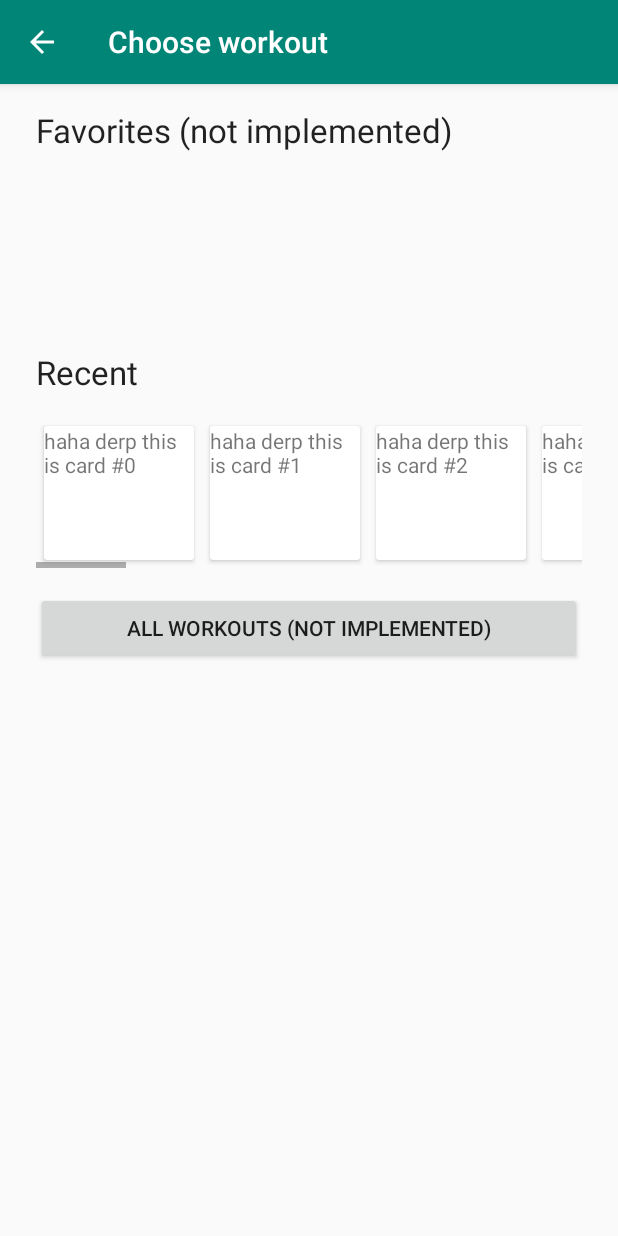
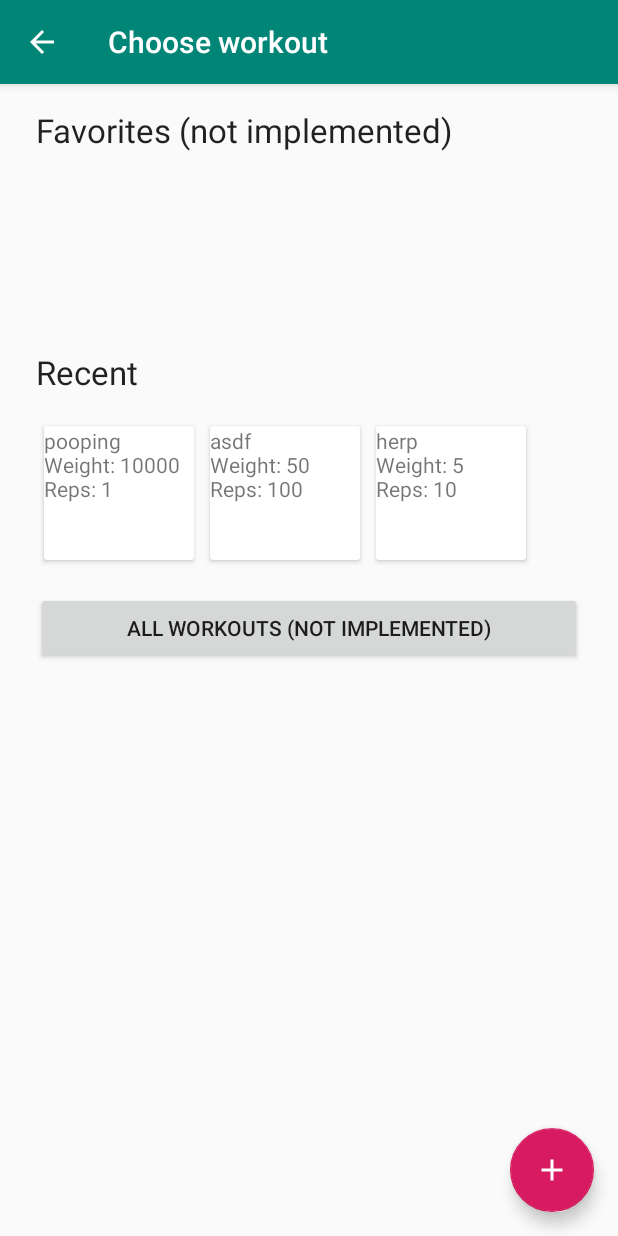
Before and after one commit to ecotner/gym-log, an Android app: the screen it shows after launch (ChooseWorkoutActivity), after a tap on "CHOOSE WORKOUT", on a phone screen of 412 x 824 dp. Run offline under Robolectric (Android 15) with nearby library versions, the phone set to English and light mode, and no system bars; our stand-ins replace Room's generated code.

Commit message:
added some functionality to sqlite database; made new edit workout activity

```diff
--- a/app/src/main/java/com/example/gymlog/activities/ChooseWorkoutActivity.java
+++ b/app/src/main/java/com/example/gymlog/activities/ChooseWorkoutActivity.java
@@ -2,50 +2,70 @@ package com.example.gymlog.activities;
 
 import android.app.Activity;
 import android.content.Context;
+import android.content.Intent;
 import android.graphics.drawable.Drawable;
 import android.os.Bundle;
+import android.util.Log;
 import android.view.LayoutInflater;
 import android.view.View;
 import android.view.ViewGroup;
 import android.view.WindowManager;
 import android.widget.HorizontalScrollView;
 import android.widget.LinearLayout;
-import android.widget.SpinnerAdapter;
 import android.widget.TextView;
 
-import androidx.annotation.Nullable;
 import androidx.appcompat.app.ActionBar;
 import androidx.appcompat.app.AppCompatActivity;
 import androidx.cardview.widget.CardView;
 
 import com.example.gymlog.R;
+import com.example.gymlog.db.Repository;
+import com.example.gymlog.db.entities.WorkoutActivityEntity;
+
+import java.util.List;
 
 public class ChooseWorkoutActivity extends AppCompatActivity {
+    private Repository db;
+    public List<WorkoutActivityEntity> recentActivities;
+    public List<WorkoutActivityEntity> favoriteActivities;
+
     @Override
     protected void onCreate(Bundle savedInstanceState) {
         super.onCreate(savedInstanceState);
         setUi();
-        LinearLayout parent = (LinearLayout) findViewById(R.id.recents_layout);
-        CardView card = null;
-        for (int i=0; i<20; i++) {
-            card = makeCard("haha derp this is card #" + i);
-//            ((TextView) card.getChildAt(0)).setText("asdf");
-            parent.addView(card);
-        }
     }
 
     private void setUi() {
         setContentView(R.layout.activity_choose_workout);
         ActionBar ab = getSupportActionBar();
         ab.setDisplayHomeAsUpEnabled(true);
+        populateRecentCards(5);
     }
 
-    private CardView makeCard(String str) {
+    private void populateRecentCards(int N) {
+        LinearLayout parent = (LinearLayout) findViewById(R.id.recents_layout);
+        db = new Repository(getApplicationContext());
+        List<WorkoutActivityEntity> activities = db.getRecentActivitiesByType(5);
+        recentActivities = activities;
+        CardView card;
+        for (int i=0; i<activities.size(); i++) {
+            WorkoutActivityEntity a = activities.get(i);
+            card = makeCard(a);
+            parent.addView(card);
+        }
+    }
+
+    private CardView makeCard(WorkoutActivityEntity a) {
+        final String wtype = a.wtype;
+        int weight = a.weight;
+        int reps = a.reps;
+        String msg = wtype + "\nWeight: " + weight + "\nReps: " + reps;
         // Make card view
         TextView text = new TextView(this);
-        text.setText(str);
+        text.setText(msg);
         CardView card = new CardView(this);
         card.addView(text);
+        card.setTag(a); // attach the activity to the card
 
         // Format card
         LinearLayout.LayoutParams params = new LinearLayout.LayoutParams(
@@ -56,6 +76,26 @@ public class ChooseWorkoutActivity extends AppCompatActivity {
         params.setMargins(p, p, p, p);
         card.setLayoutParams(params);
 
+        // Define what to do when clicked
+        final WorkoutActivityEntity aa = a;
+        card.setOnClickListener(new View.OnClickListener() {
+            @Override
+            public void onClick(View v) {
+                Log.d("CLICK", "I got clicked: " + wtype);
+                // Start EditWorkoutActivity
+                displayEditWorkoutActivity(aa);
+            }
+        });
+
         return card;
     }
+
+    public void displayEditWorkoutActivity(WorkoutActivityEntity a) {
+        Intent intent = new Intent(this, EditWorkoutActivity.class);
+        intent.putExtra("wtype", a.wtype);
+        intent.putExtra("weight", a.weight);
+        intent.putExtra("reps", a.reps);
+        startActivity(intent);
+    }
+
 }
--- a/app/src/main/java/com/example/gymlog/activities/MainActivity.java
+++ b/app/src/main/java/com/example/gymlog/activities/MainActivity.java
@@ -23,8 +23,11 @@ public class MainActivity extends AppCompatActivity {
         super.onCreate(savedInstanceState);
         setContentView(R.layout.activity_main);
         db = new Repository(getApplicationContext());
-        db.insertActivity("derp", 5, 10);
+        db.insertActivity("herp", 5, 10);
+        db.insertActivity("asdf", 50, 100);
+        db.insertActivity("pooping", 10000, 1);
         List<WorkoutActivityEntity> acts = db.getAllActivities();
+//        db.db.getOpenHelper().close();
         Log.d("DATABASE", "number of entries: " + acts.size());
         Log.d("DATABASE", acts.toString());
     }
--- a/app/src/main/java/com/example/gymlog/db/AccessDao.java
+++ b/app/src/main/java/com/example/gymlog/db/AccessDao.java
@@ -13,4 +13,45 @@ public interface AccessDao {
 
     @Query("SELECT * FROM workout_activity")
     public WorkoutActivityEntity[] getAllActivities();
+
+    @Query(
+        "SELECT * FROM workout_activity " +
+        "ORDER BY timestamp DESC " +
+        "LIMIT :N"
+    )
+    public WorkoutActivityEntity[] getRecentActivities(int N);
+
+    @Query(
+        "SELECT wa.* " +
+        "FROM workout_activity AS wa " +
+        "INNER JOIN ( " +
+        "   SELECT wtype, MAX(timestamp) AS max_time " +
+        "   FROM workout_activity " +
+        "   GROUP BY wtype " +
+        ") AS x " +
+        "   ON x.wtype = wa.wtype " +
+        "   AND x.max_time = wa.timestamp " +
+        "ORDER BY x.max_time DESC " +
+        "LIMIT :N"
+    )
+    public WorkoutActivityEntity[] getRecentActivitiesByType(int N);
+
+    @Query(
+        "SELECT wa.* " +
+        "FROM workout_activity AS wa " +
+        "INNER JOIN ( " +
+        "   SELECT" +
+        "       wtype, " +
+        "       COUNT(*) AS wcount, " +
+        "       MAX(timestamp) AS max_time " +
+        "   FROM workout_activity " +
+        "   GROUP BY wtype " +
+        "   ORDER BY wcount DESC " +
+        "   LIMIT :N " +
+        ") AS x " +
+        "   ON x.wtype = wa.wtype " +
+        "   AND x.max_time = wa.timestamp " +
+        "ORDER BY x.wcount DESC "
+    )
+    public WorkoutActivityEntity[] getFrequentActivitiesByType(int N);
 }
--- a/app/src/main/java/com/example/gymlog/db/Repository.java
+++ b/app/src/main/java/com/example/gymlog/db/Repository.java
@@ -27,7 +27,6 @@ public class Repository {
             @Override
             public void run() {
                 db.accessDao().insertActivity(activity);
-                db.getOpenHelper().close();
             }
         }).start();
     }
@@ -51,7 +50,45 @@ public class Repository {
         try {
             t.join();
         } catch (InterruptedException e) {
+            Log.w("DATABASE", "getAllActivities interrupted");
+        }
+        return activities;
+    }
 
+    public List<WorkoutActivityEntity> getRecentActivities(final int N) {
+        final List<WorkoutActivityEntity> activities = new ArrayList<>();
+        Thread t = new Thread() {
+            @Override
+            public void run() {
+                WorkoutActivityEntity[] acts = db.accessDao().getRecentActivities(N);
+                for (WorkoutActivityEntity e: acts)
+                    activities.add(e);
+            }
+        };
+        t.start();
+        try {
+            t.join();
+        } catch (InterruptedException e) {
+            Log.w("DATABASE", "getRecentActivities interrupted");
+        }
+        return activities;
+    }
+
+    public List<WorkoutActivityEntity> getRecentActivitiesByType(final int N) {
+        final List<WorkoutActivityEntity> activities = new ArrayList<>();
+        Thread t = new Thread() {
+            @Override
+            public void run() {
+                WorkoutActivityEntity[] acts = db.accessDao().getRecentActivitiesByType(N);
+                for (WorkoutActivityEntity e: acts)
+                    activities.add(e);
+            }
+        };
+        t.start();
+        try {
+            t.join();
+        } catch (InterruptedException e) {
+            Log.w("DATABASE", "getRecentActivitiesByType interrupted");
         }
         return activities;
     }
--- a/app/src/main/java/com/example/gymlog/db/entities/WorkoutActivityEntity.java
+++ b/app/src/main/java/com/example/gymlog/db/entities/WorkoutActivityEntity.java
@@ -4,6 +4,7 @@ import androidx.room.ColumnInfo;
 import androidx.room.Entity;
 import androidx.room.PrimaryKey;
 
+import java.time.LocalDateTime;
 import java.util.Formatter;
 
 @Entity(tableName = "workout_activity")
@@ -37,4 +38,8 @@ public class WorkoutActivityEntity {
         return "WorkoutActivityEntity(type=" + wtype + ", weight=" + weight +
                 ", reps=" + reps + ")";
     }
+
+    public String getDateTime() {
+        return String.valueOf(this.timestamp);
+    }
 }
--- /dev/null
+++ b/app/src/main/res/drawable/ic_add_black_24dp.xml
@@ -0,0 +1,5 @@
+<vector android:height="24dp" android:tint="#FFFFFF"
+    android:viewportHeight="24.0" android:viewportWidth="24.0"
+    android:width="24dp" xmlns:android="http://schemas.android.com/apk/res/android">
+    <path android:fillColor="#FF000000" android:pathData="M19,13h-6v6h-2v-6H5v-2h6V5h2v6h6v2z"/>
+</vector>
--- a/app/src/main/res/layout/activity_choose_workout.xml
+++ b/app/src/main/res/layout/activity_choose_workout.xml
@@ -84,4 +84,16 @@
         app:layout_constraintStart_toStartOf="parent"
         app:layout_constraintTop_toBottomOf="@+id/horizontalScrollViewRecent" />
 
+    <com.google.android.material.floatingactionbutton.FloatingActionButton
+        android:id="@+id/floatingActionButton"
+        android:layout_width="wrap_content"
+        android:layout_height="wrap_content"
+        android:layout_marginEnd="@dimen/fab_margin"
+        android:layout_marginRight="@dimen/fab_margin"
+        android:layout_marginBottom="@dimen/fab_margin"
+        android:clickable="true"
+        app:layout_constraintBottom_toBottomOf="parent"
+        app:layout_constraintEnd_toEndOf="parent"
+        app:srcCompat="@drawable/ic_add_black_24dp" />
+
 </androidx.constraintlayout.widget.ConstraintLayout>
```
Also changed, not shown: app/src/main/AndroidManifest.xml (+10 -3 lines), app/src/main/java/com/example/gymlog/activities/EditWorkoutActivity.java (added, +29 -0 lines), app/src/main/res/layout/activity_edit_workout.xml (added, +16 -0 lines).
